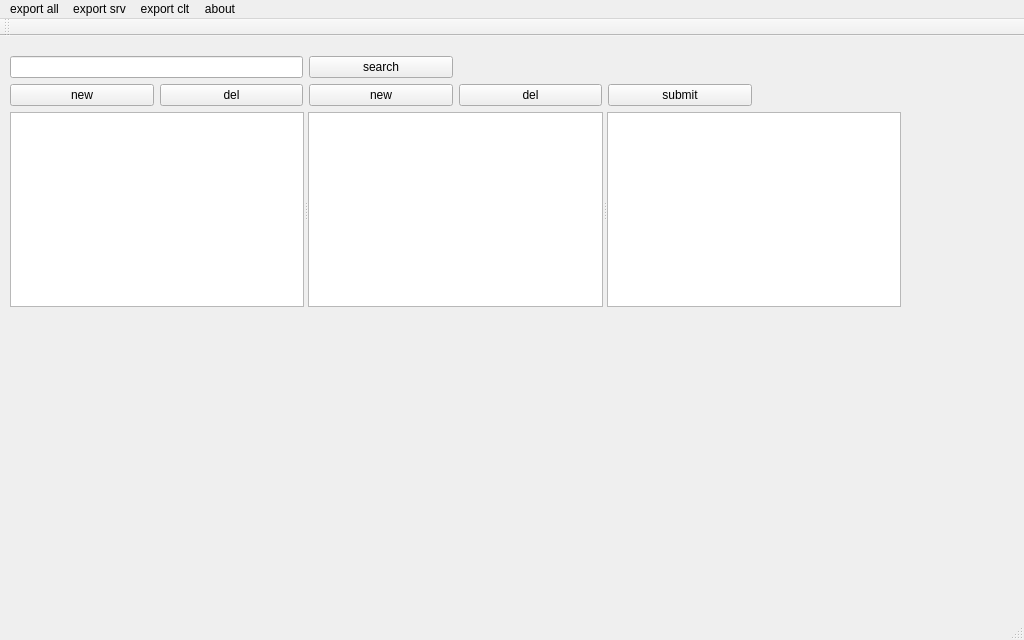
This is mainwindow.ui in changnet/SPEditor as Qt 5 draws it before an edit. The edited form follows.
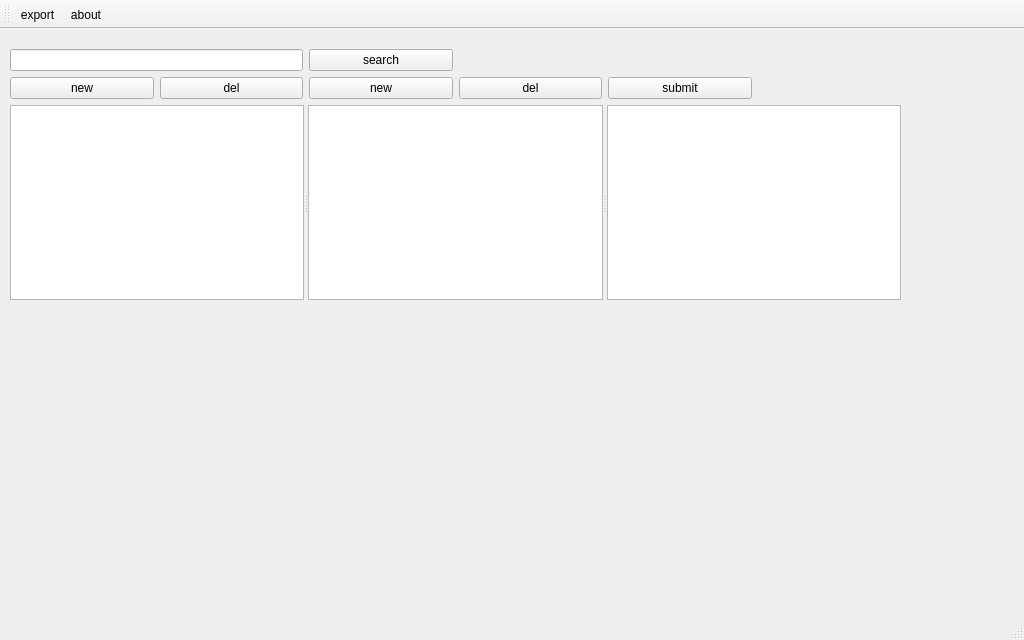
This is the edited form.

Commit message: add tool bar

Diff of the .ui file:
```diff
--- a/mainwindow.ui
+++ b/mainwindow.ui
@@ -116,8 +116,10 @@
     <enum>TopToolBarArea</enum>
    </attribute>
    <attribute name="toolBarBreak">
-    <bool>false</bool>
+    <bool>true</bool>
    </attribute>
+   <addaction name="action_export"/>
+   <addaction name="action_about"/>
   </widget>
   <widget class="QStatusBar" name="statusBar"/>
   <widget class="QMenuBar" name="menuBar">
@@ -126,34 +128,23 @@
      <x>0</x>
      <y>0</y>
      <width>1024</width>
-     <height>23</height>
+     <height>22</height>
     </rect>
    </property>
-   <widget class="QMenu" name="menuexport_all">
-    <property name="title">
-     <string>export all</string>
-    </property>
-   </widget>
-   <widget class="QMenu" name="menuexport_srv">
-    <property name="title">
-     <string>export srv</string>
-    </property>
-   </widget>
-   <widget class="QMenu" name="menuexport_clt">
-    <property name="title">
-     <string>export clt</string>
-    </property>
-   </widget>
-   <widget class="QMenu" name="menuabout">
-    <property name="title">
-     <string>about</string>
-    </property>
-   </widget>
-   <addaction name="menuexport_all"/>
-   <addaction name="menuexport_srv"/>
-   <addaction name="menuexport_clt"/>
-   <addaction name="menuabout"/>
   </widget>
+  <action name="action_about">
+   <property name="text">
+    <string>about</string>
+   </property>
+  </action>
+  <action name="action_export">
+   <property name="text">
+    <string>export</string>
+   </property>
+   <property name="toolTip">
+    <string>export</string>
+   </property>
+  </action>
  </widget>
  <layoutdefault spacing="6" margin="11"/>
  <resources/>
```
The commit also changes 2 other files.
